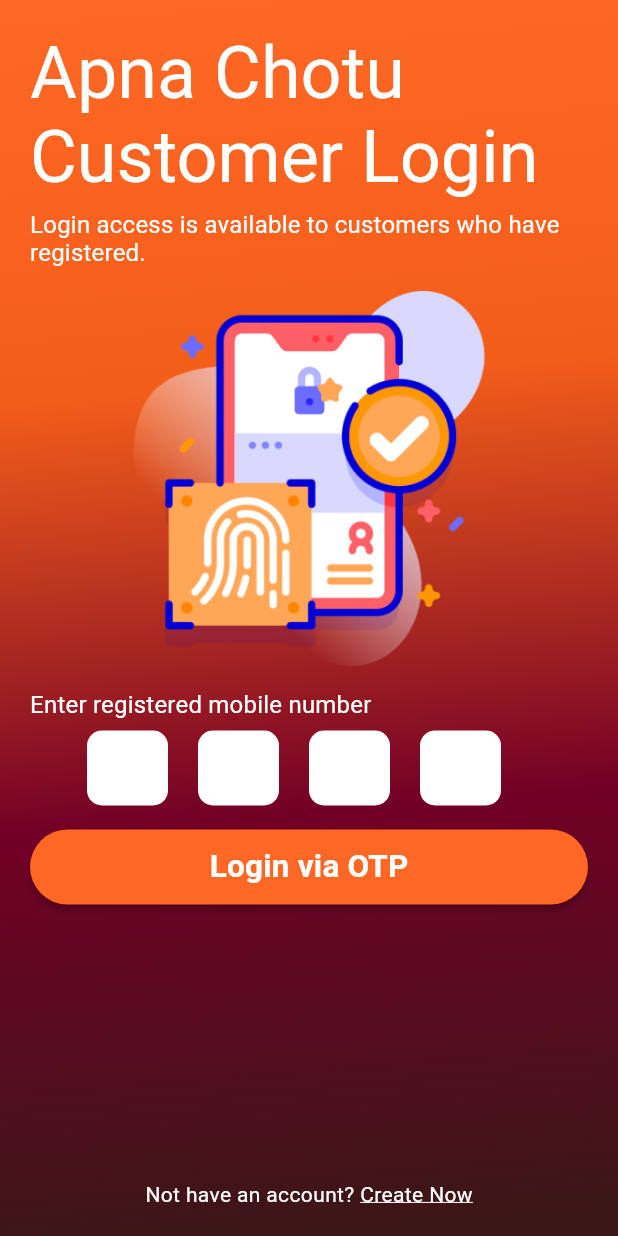
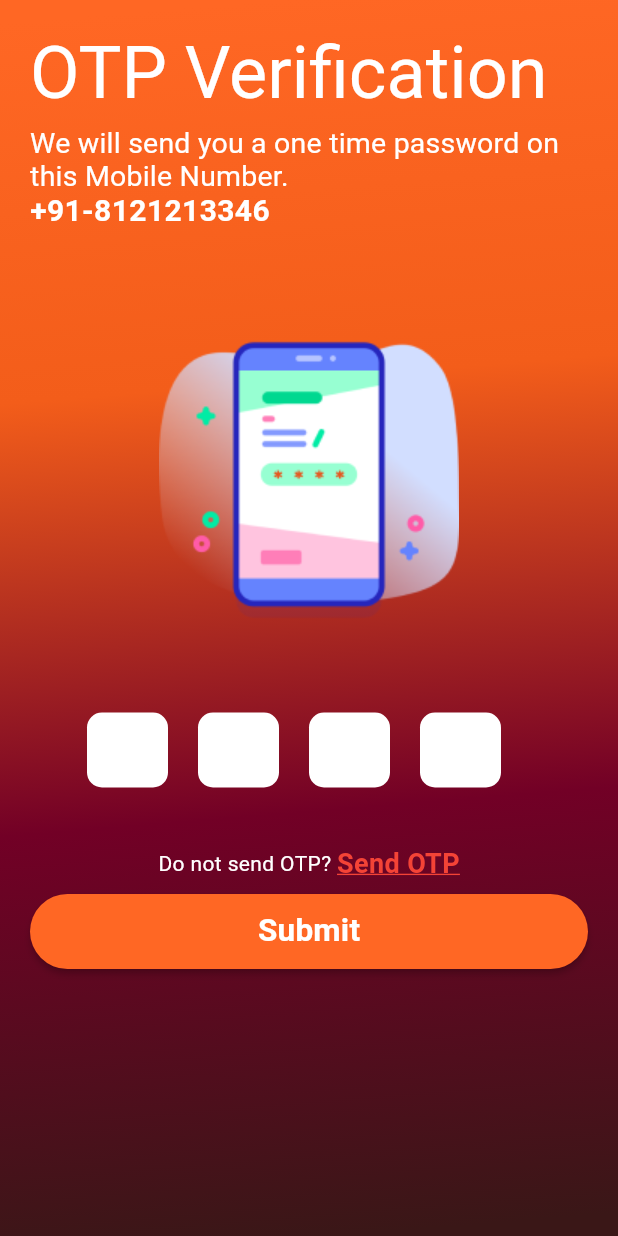
Before and after one commit to ChandraChaan/apna_chotu_app, a Flutter app: the OTPScreen screen opened by its route, on a phone screen of 412 x 824 dp. Run offline on Flutter 3.47's test engine with Material 2 defaults, Android fonts, the phone set to English and light mode, and no system bars; our stand-ins replace cached_network_image, connectivity, dio, dots_indicator, get, get_storage; missing offline and left inert: otp_timer_button; accounts and stored records are empty.

Commit message:
location screend added

```diff
--- a/lib/common/helper.dart
+++ b/lib/common/helper.dart
@@ -4,6 +4,7 @@ class Helpers {
   static const String baseUrl = "https://openteqdev.com/Apnachotu_dev/api/user";
   static const String login = "/login";
   static const String signup = "/register";
+  static const String verifyOtp = "/verify_otp";
 
   String convertToBase64(String credentials) {
     final Codec<String, String> stringToBase64 = utf8.fuse(base64);
--- a/lib/config/app_pages.dart
+++ b/lib/config/app_pages.dart
@@ -1,15 +1,18 @@
+import 'package:apna_chotu_app/presentation/add_newaddress3.dart';
+import 'package:apna_chotu_app/presentation/add_newaddress4.dart';
+import 'package:apna_chotu_app/presentation/location_screen1.dart';
 import 'package:apna_chotu_app/presentation/otp_screen.dart';
 import 'package:get/get_navigation/src/routes/get_route.dart';
 
 import '../Application/Binding/main_binding.dart';
 import '../Presentation/auth_screen.dart';
 import '../Presentation/intro_screen.dart';
-import '../presentation/select_location.dart';
+import '../presentation/select_location2.dart';
 
 part 'app_route.dart';
 
 class AppPages {
-  static const initial = Routes.auth;
+  static const initial = Routes.currentLocation;
   static final routes = [
     GetPage(
         name: Routes.intro,
@@ -17,6 +20,7 @@ class AppPages {
         binding: MainBinding()),
     GetPage(
         name: Routes.auth,
+
         page: () => const AuthScreen(),
         binding: MainBinding()),
     GetPage(
@@ -27,6 +31,18 @@ class AppPages {
         name: Routes.otpScreen,
         page: () =>  const OTPScreen(),
         binding: MainBinding()),
+    GetPage(
+        name: Routes.locationScreen,
+        page: () =>  const LocationScreen(),
+        binding: MainBinding()),
+    GetPage(
+        name: Routes.newAddressScreen,
+        page: () =>  const NewAddressScreen(),
+        binding: MainBinding()),
+    GetPage(
+        name: Routes.othersAddress,
+        page: () =>  const OthersAddress(),
+        binding: MainBinding()),
 
   ];
 }
--- a/lib/config/app_route.dart
+++ b/lib/config/app_route.dart
@@ -5,5 +5,8 @@ abstract class Routes {
   static const auth = '/auth';
   static const currentLocation = '/currentLocation';
   static const otpScreen = '/otpScreen';
+  static const locationScreen = '/locationScreen';
+  static const newAddressScreen = '/newAddressScreen';
+  static const othersAddress = '/othersAddress';
 
 }
--- a/lib/presentation/intro_screen.dart
+++ b/lib/presentation/intro_screen.dart
@@ -25,7 +25,7 @@ class _IntroductionScreenState extends State<IntroductionScreen> {
     IntroScreen(
       title: "Delivering lip-smacking food is our passion.",
       description: "Time is precious, and we know that.",
-      image: 'assets/images/cooking.png',
+      image: 'assets/images/cook.gif',
     ),
     IntroScreen(
       title: "Your Favorite Food delivery Partner",
--- a/lib/presentation/otp_screen.dart
+++ b/lib/presentation/otp_screen.dart
@@ -1,6 +1,12 @@
+import 'dart:convert';
+
 import 'package:flutter/material.dart';
+import 'package:get/get.dart';
+import '../Common/helper.dart';
 import '../utils/linear_background.dart';
 import '../utils/rounded_button.dart';
+import 'package:http/http.dart' as http;
+import 'package:otp_timer_button/otp_timer_button.dart';
 
 class OTPScreen extends StatefulWidget {
   const OTPScreen({super.key});
@@ -10,7 +16,78 @@ class OTPScreen extends StatefulWidget {
 }
 
 class _OTPScreenState extends State<OTPScreen> {
+  OtpTimerButtonController controller = OtpTimerButtonController();
+  bool isLoading = false;
 
+  Future<void> sendingOtp() async {
+    setState(() {
+      isLoading = true; // Show loader when API call starts
+    });
+
+    print("Fetching user data...");
+
+    try {
+      final response = await http.post(
+        Uri.parse('${Helpers.baseUrl}${Helpers.signup}'),
+        body: {
+          // "mobile": phoneNumberController.text,
+          // "email": emailController.text
+          "mobile": "9666033750",
+          "otp": "1111"
+        },
+      );
+
+      if (response.statusCode == 200) {
+        print("API response received with status code 200");
+
+        Map<String, dynamic> responseData = json.decode(response.body);
+        String msg = responseData['message'];
+
+        setState(() {
+          // if(signup == false)
+          //   decodedOTP = decodeBase64OTP(otp);
+          isLoading = false;
+        });
+        Get.defaultDialog(
+          confirmTextColor: Colors.white,
+          title: msg,
+          middleText: '',
+          onConfirm: () {
+            Get.back();
+          },
+        );
+      } else {
+        print("Failed to fetch data. Status code: ${response.statusCode}");
+        setState(() {
+          isLoading = false; // Hide loader if API call fails
+        });
+
+        Get.defaultDialog(
+          confirmTextColor: Colors.white,
+          title: 'Error',
+          middleText: '',
+          onConfirm: () {
+            Get.back();
+          },
+        );
+
+        throw Exception('Failed to load data');
+      }
+    } catch (e) {
+      setState(() {
+        isLoading = false;
+      });
+      print("An error occurred: $e");
+      Get.defaultDialog(
+        confirmTextColor: Colors.white,
+        title: 'Big Error',
+        middleText: '',
+        onConfirm: () {
+          Get.back();
+        },
+      );
+    }
+  }
 
   @override
   Widget build(BuildContext context) {
@@ -25,59 +102,92 @@ class _OTPScreenState extends State<OTPScreen> {
                 crossAxisAlignment: CrossAxisAlignment.start,
                 children: [
                   Text(
-                        'Apna Chotu Customer Login',
+                    'OTP Verification',
                     style: Theme.of(context).textTheme.displaySmall?.copyWith(
                         color: Colors.white, fontWeight: FontWeight.w400),
                   ),
                   const SizedBox(height: 8),
                   Text(
-                        'Login access is available to customers who have registered.',
+                    'We will send you a one time password on this Mobile Number.',
                     style: Theme.of(context).textTheme.titleMedium?.copyWith(
                         color: Colors.white,
-                            fontSize: 16,
+                        fontSize: 19,
                         fontWeight: FontWeight.w400),
                   ),
-                      const SizedBox(height: 16),
+                  Text(
+                    '+91-8121213346',
+                    style: TextStyle(
+                        color: Colors.white,
+                        fontWeight: FontWeight.bold,
+                        fontSize: 20),
+                  ),
+                  const SizedBox(height: 44),
                   Center(
                       child: SizedBox(
                           height: 250,
                           width: 250,
-                              child: Image.asset('assets/images/fingerprint.png'))),
-                      const SizedBox(height: 16),
-                      Text(
-                        'Enter registered mobile number',
-                        style: Theme.of(context).textTheme.titleMedium?.copyWith(
-                            color: Colors.white,
-                            fontSize: 16,
-                            fontWeight: FontWeight.w400),
-                      ),
-                      const SizedBox(height: 8),
+                          child: Image.asset('assets/images/otp.png'))),
+                  const SizedBox(height: 30),
                   Row(
                     mainAxisAlignment: MainAxisAlignment.center,
                     children: [
-                          for(int a=0; a<4; a++)...[
+                      for (int a = 0; a < 4; a++) ...[
                         Container(
                           decoration: BoxDecoration(
                               color: Colors.white,
-                              borderRadius: BorderRadius.circular(10),
-                            ),
+                              borderRadius: BorderRadius.circular(10)),
                           padding: const EdgeInsets.symmetric(horizontal: 12),
                           child: const SizedBox(
                             height: 50,
                             width: 30,
                           ),
                         ),
-                          const SizedBox(width: 20),]
-
+                        const SizedBox(width: 20),
+                      ],
                     ],
                   ),
-
-                      const SizedBox(height: 16),
+                  // Center(
+                  //   child: OTPtimer(
+                  //     backgroundColor: Colors.white,
+                  //     onPressed: () {},
+                  //     controller: controller,
+                  //     text: Text(''),
+                  //     duration: Duration.secondsPerMinute,
+                  //     textColor: Colors.white,
+                  //   ),
+                  // ),
+                  SizedBox(height: 40),
+                  Row(
+                    mainAxisAlignment: MainAxisAlignment.center,
+                    crossAxisAlignment: CrossAxisAlignment.center,
+                    children: [
+                      const Text(
+                        'Do not send OTP? ',
+                        style: TextStyle(
+                          color: Colors.white,
+                        ),
+                      ),
+                      GestureDetector(
+                        onTap: () {
+                          setState(() {});
+                        },
+                        child: const Text(
+                          'Send OTP',
+                          style: TextStyle(
+                              color: Colors.red,
+                              decoration: TextDecoration.underline,
+                              fontSize: 18,
+                              fontWeight: FontWeight.bold),
+                        ),
+                      ),
+                    ],
+                  ),
+                  const SizedBox(height: 10),
                   RoundedButton(
                     onPressed: () {
-
+                      sendingOtp();
                     },
-                        name:  'Login via OTP',
+                    name: 'Submit',
                   ),
                   const SizedBox(height: 20),
                 ],
@@ -85,34 +195,8 @@ class _OTPScreenState extends State<OTPScreen> {
             ),
           ),
           // const SizedBox(height: 5),
-              Row(
-                mainAxisAlignment: MainAxisAlignment.center,
-                crossAxisAlignment: CrossAxisAlignment.center,
-                children: [
-                  const Text(
-                    'Not have an account? ',
-                    style: TextStyle(
-                      color: Colors.white,
-                    ),
-                  ),
-                  GestureDetector(
-                    onTap: () {
-
-                    },
-                    child: const Text(
-                      'Create Now',
-                      style: TextStyle(
-                        color: Colors.white,
-                        decoration: TextDecoration.underline,
-                      ),
-                    ),
-                  ),
-                ],
-              ),
         ],
       ),
     ));
   }
-
-
 }
--- a/pubspec.yaml
+++ b/pubspec.yaml
@@ -46,6 +46,8 @@ dependencies:
   connectivity: ^3.0.6
   url_launcher:
   cached_network_image: ^3.2.0
+  otp_timer_button: ^1.1.0
+
 
 dev_dependencies:
   flutter_test:
```
Also changed, not shown: lib/presentation/add_newaddress3.dart (added, +150 -0 lines), lib/presentation/add_newaddress4.dart (added, +117 -0 lines), lib/presentation/add_newaddress_screen.dart (deleted, +0 -61 lines), lib/presentation/auth_screen.dart (+13 -3 lines), lib/presentation/location_screen1.dart (renamed from lib/presentation/location_screen.dart, +9 -7 lines), lib/presentation/select_location2.dart (renamed from lib/presentation/select_location.dart, +18 -20 lines), assets/images/otp.png (added), pubspec.lock. Lines whose indentation alone changed are shown as unchanged.
